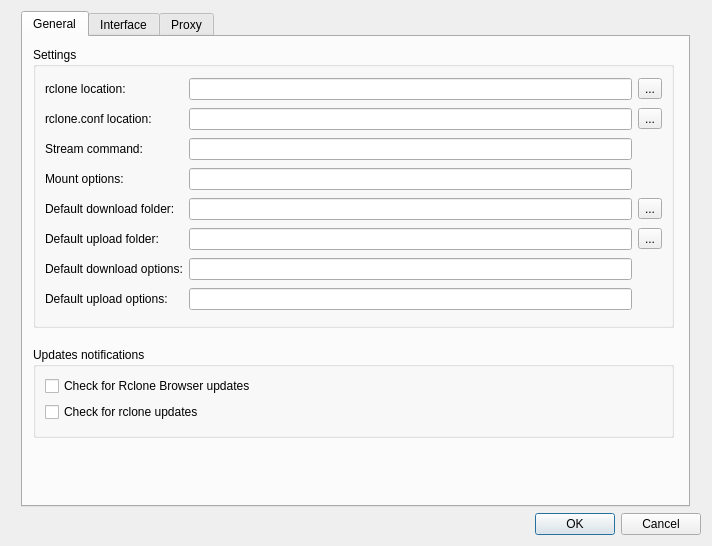
SysAdminDoc/RcloneBrowserNG, file src/preferences_dialog.ui: the form before one commit.
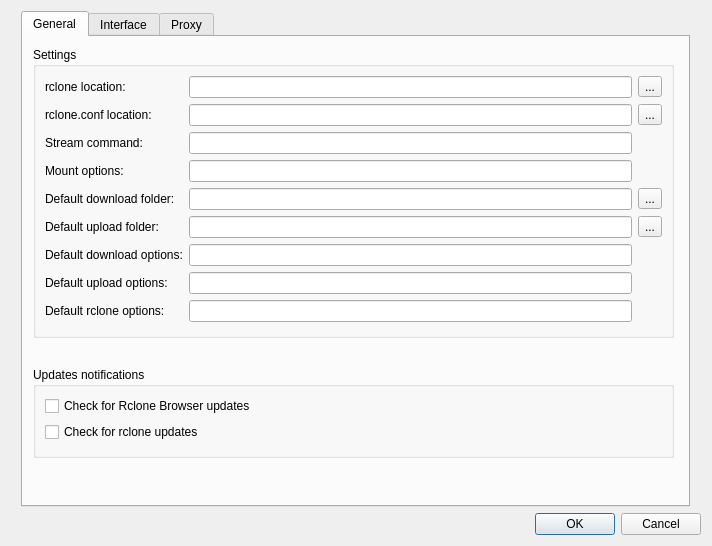
The form after the commit.

Commit message:
Added default rclone options for all operations
suggested by issue #46

The edit to the form file:
```diff
--- a/src/preferences_dialog.ui
+++ b/src/preferences_dialog.ui
@@ -45,7 +45,7 @@
        <property name="geometry">
         <rect>
          <x>10</x>
-         <y>310</y>
+         <y>330</y>
          <width>641</width>
          <height>91</height>
         </rect>
@@ -95,7 +95,7 @@
          <x>10</x>
          <y>10</y>
          <width>641</width>
-         <height>281</height>
+         <height>291</height>
         </rect>
        </property>
        <property name="minimumSize">
@@ -169,6 +169,13 @@
           </property>
          </widget>
         </item>
+        <item row="10" column="0">
+         <widget class="QLabel" name="label_12">
+          <property name="text">
+           <string>Default rclone options:</string>
+          </property>
+         </widget>
+        </item>
         <item row="6" column="2">
          <widget class="QToolButton" name="defaultDownloadDirBrowse">
           <property name="text">
@@ -218,6 +225,13 @@
         <item row="9" column="1">
          <widget class="QLineEdit" name="defaultUploadOptions"/>
         </item>
+        <item row="10" column="1">
+         <widget class="QLineEdit" name="defaultRcloneOptions">
+          <property name="toolTip">
+           <string>options used for all rclone operations</string>
+          </property>
+         </widget>
+        </item>
         <item row="7" column="2">
          <widget class="QToolButton" name="defaultUploadDirBrowse">
           <property name="text">
```
The commit also changes 8 other files.
